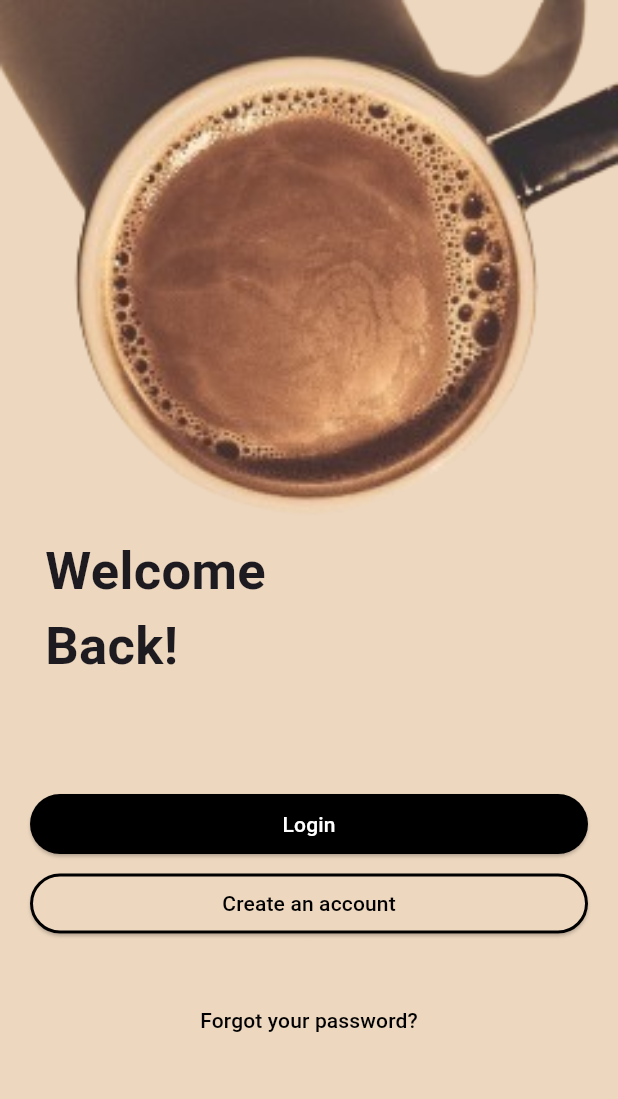
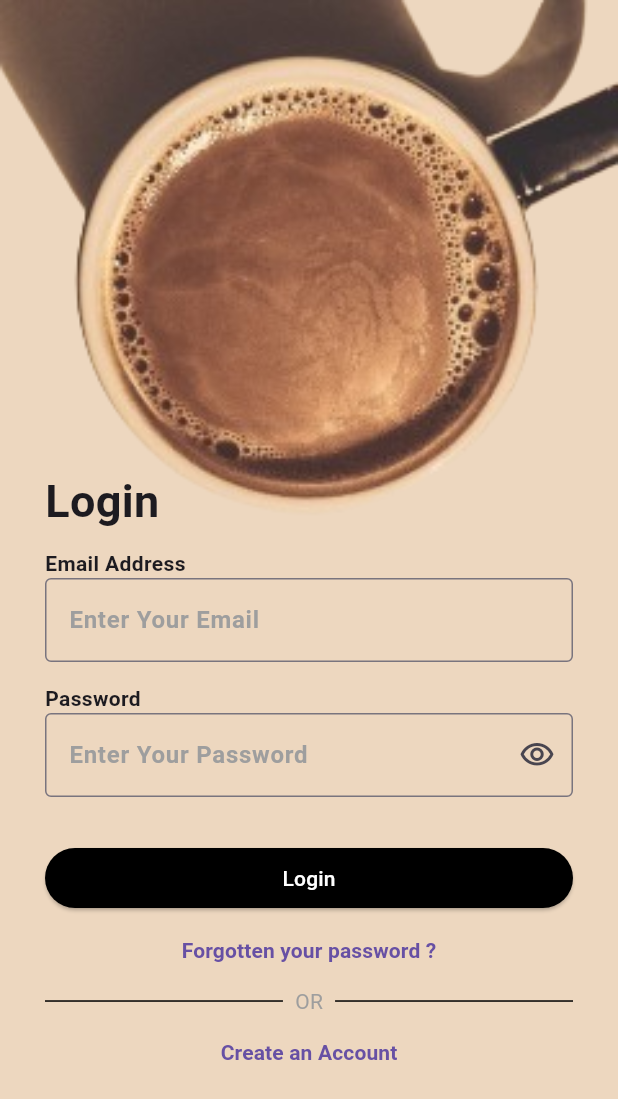
Before and after one commit to ikram-khani/coffee_shop, a Flutter app: the screen it shows after launch, after a tap on "SHOP NOW", after a tap on "Login", on a phone screen of 412 x 824 dp. Shown: the top 1099 px of the screen. Run offline on Flutter 3.47's test engine with Material 3 defaults, Android fonts, the phone set to English and light mode, and no system bars.

Commit message:
designing the login screen

```diff
--- a/lib/main.dart
+++ b/lib/main.dart
@@ -17,6 +17,18 @@ class MyApp extends StatelessWidget {
         scaffoldBackgroundColor: const Color.fromRGBO(237, 215, 191, 1),
         primaryColor: const Color.fromRGBO(35, 12, 2, 1),
         useMaterial3: true,
+        inputDecorationTheme: InputDecorationTheme(
+          border: OutlineInputBorder(
+            borderSide: BorderSide(
+              color: Theme.of(context).primaryColor,
+            ), // Set the border color to your primary color
+          ),
+          focusedBorder: OutlineInputBorder(
+            borderSide: BorderSide(
+              color: Theme.of(context).primaryColor,
+            ), // Set the focused border color to your primary color
+          ),
+        ),
       ),
       home: const LandingScreen(),
     );
--- a/lib/view/screens/login_screen.dart
+++ b/lib/view/screens/login_screen.dart
@@ -0,0 +1,218 @@
+import 'package:flutter/material.dart';
+import 'package:flutter/services.dart';
+
+import '../widgets/in_line_text.dart';
+
+class LoginScreen extends StatefulWidget {
+  const LoginScreen({super.key});
+
+  @override
+  State<LoginScreen> createState() => _LoginScreenState();
+}
+
+class _LoginScreenState extends State<LoginScreen> {
+  bool _obscureText = true; //initialy the password text is obscure
+  final TextEditingController _emailController = TextEditingController();
+  final TextEditingController _passwordController = TextEditingController();
+
+  @override
+  void dispose() {
+    _emailController.dispose();
+
+    _passwordController.dispose();
+    super.dispose();
+  }
+
+  @override
+  Widget build(BuildContext context) {
+    SystemChrome.setEnabledSystemUIMode(SystemUiMode.manual, overlays: []);
+    return Scaffold(
+      body: Column(
+        mainAxisAlignment: MainAxisAlignment.start,
+        crossAxisAlignment: CrossAxisAlignment.start,
+        children: [
+          Stack(
+            children: [
+              const Image(
+                fit: BoxFit.cover,
+                width: double.infinity,
+                image: AssetImage('assets/images/coffe_background.png'),
+              ),
+              Positioned(
+                left: 0,
+                bottom: 0,
+                child: Container(
+                  padding: const EdgeInsets.only(
+                    left: 30,
+                  ),
+                  child: const Text(
+                    'Login',
+                    style: TextStyle(fontWeight: FontWeight.bold, fontSize: 30),
+                  ),
+                ),
+              )
+            ],
+          ),
+          const SizedBox(
+            height: 10,
+          ),
+          Expanded(
+            child: SingleChildScrollView(
+              child: Center(
+                child: Container(
+                  padding:
+                      const EdgeInsets.only(bottom: 5, left: 30, right: 30),
+                  child: Column(
+                    mainAxisAlignment: MainAxisAlignment.end,
+                    children: [
+                      Form(
+                        child: Column(
+                          crossAxisAlignment: CrossAxisAlignment.start,
+                          mainAxisSize: MainAxisSize.min,
+                          children: [
+                            const Text(
+                              "Email Address",
+                              style: TextStyle(fontWeight: FontWeight.bold),
+                            ),
+                            TextFormField(
+                              controller: _emailController,
+                              decoration: const InputDecoration(
+                                hintText: 'Enter Your Email',
+                                hintStyle: TextStyle(
+                                  fontWeight: FontWeight.bold,
+                                  color: Colors.grey,
+                                ),
+                              ),
+                              keyboardType: TextInputType.emailAddress,
+                              autocorrect: false,
+                              textCapitalization: TextCapitalization.none,
+                              validator: (value) {
+                                if (value == null ||
+                                    value.trim().isEmpty ||
+                                    !value.contains('@')) {
+                                  return 'Please enter a valid email address.';
+                                }
+                                return null;
+                              },
+                            ),
+                            const SizedBox(
+                              height: 14,
+                            ),
+                            const Text(
+                              "Password",
+                              style: TextStyle(fontWeight: FontWeight.bold),
+                            ),
+                            TextFormField(
+                              controller: _passwordController,
+                              decoration: InputDecoration(
+                                hintText: 'Enter Your Password',
+                                hintStyle: const TextStyle(
+                                  fontWeight: FontWeight.bold,
+                                  color: Colors.grey,
+                                ),
+                                suffixIcon: IconButton(
+                                  onPressed: () {
+                                    setState(() {
+                                      _obscureText = !_obscureText;
+                                    });
+                                  },
+                                  icon: Icon(
+                                    _obscureText
+                                        ? Icons.visibility_outlined
+                                        : Icons.visibility_off_outlined,
+                                  ),
+                                ),
+                              ),
+                              obscureText: _obscureText,
+                              validator: (value) {
+                                if (value == null || value.trim().length < 6) {
+                                  return 'Password must be atleast 6 character long.';
+                                }
+                                return null;
+                              },
+                            ),
+                          ],
+                        ),
+                      ),
+                      const SizedBox(
+                        height: 30,
+                      ),
+                      SizedBox(
+                        width: double.infinity,
+                        child: ElevatedButton(
+                          onPressed: () {
+                            // Navigator.of(context).pushReplacement(
+                            //   MaterialPageRoute(
+                            //     builder: (context) => const WelcomeScreen(),
+                            //   ),
+                            // );
+                          },
+                          style: ElevatedButton.styleFrom(
+                            backgroundColor: Colors.black,
+                            shape: RoundedRectangleBorder(
+                              borderRadius: BorderRadius.circular(20),
+                            ),
+                          ),
+                          child: const Text(
+                            'Login',
+                            style: TextStyle(color: Colors.white),
+                          ),
+                        ),
+                      ),
+                      TextButton(
+                        onPressed: () {
+                          // Navigator.of(context).push(
+                          //   MaterialPageRoute(
+                          //     builder: (context) =>
+                          //         const ResetPasswordScreen(),
+                          //   ),
+                          // );
+                        },
+                        child: const Text(
+                          'Forgotten your password ?',
+                          style: TextStyle(fontWeight: FontWeight.bold),
+                        ),
+                      ),
+                      const InLineText(
+                        text: 'OR',
+                      ),
+                      TextButton(
+                        onPressed: () async {
+                          // setState(() {
+                          //   isNavigationLoading = true;
+                          // });
+                          // await Navigator.of(context).push(
+                          //   MaterialPageRoute(
+                          //     builder: (context) => const SignUpScreen(),
+                          //   ),
+                          // );
+                          _emailController.clear();
+                          _passwordController.clear();
+                          // setState(() {
+                          //   isNavigationLoading = false;
+                          // });
+                        },
+                        child:
+                            //isNavigationLoading
+                            //     ? const Center(
+                            //         child: CircularProgressIndicator(),
+                            //       )
+                            //     :
+                            const Text(
+                          'Create an Account',
+                          style: TextStyle(
+                            fontWeight: FontWeight.bold,
+                          ),
+                        ),
+                      ),
+                    ],
+                  ),
+                ),
+              ),
+            ),
+          ),
+        ],
+      ),
+    );
+  }
+}
--- a/lib/view/screens/welcome_screen.dart
+++ b/lib/view/screens/welcome_screen.dart
@@ -1,3 +1,4 @@
+import 'package:coffee_shop/view/screens/login_screen.dart';
 import 'package:flutter/material.dart';
 import 'package:flutter/services.dart';
 
@@ -40,7 +41,7 @@ class WelcomeScreen extends StatelessWidget {
                       onPressed: () {
                         Navigator.of(context).pushReplacement(
                           MaterialPageRoute(
-                            builder: (context) => const WelcomeScreen(),
+                            builder: (context) => const LoginScreen(),
                           ),
                         );
                       },
@@ -64,11 +65,11 @@ class WelcomeScreen extends StatelessWidget {
                     width: double.infinity,
                     child: ElevatedButton(
                       onPressed: () {
-                        Navigator.of(context).pushReplacement(
-                          MaterialPageRoute(
-                            builder: (context) => const WelcomeScreen(),
-                          ),
-                        );
+                        // Navigator.of(context).pushReplacement(
+                        //   MaterialPageRoute(
+                        //     builder: (context) => const WelcomeScreen(),
+                        //   ),
+                        // );
                       },
                       style: ElevatedButton.styleFrom(
                         backgroundColor:
--- /dev/null
+++ b/lib/view/widgets/in_line_text.dart
@@ -0,0 +1,33 @@
+import 'package:flutter/material.dart';
+
+class InLineText extends StatelessWidget {
+  const InLineText({required this.text, super.key});
+  final String text;
+
+  @override
+  Widget build(BuildContext context) {
+    return Row(
+      mainAxisAlignment: MainAxisAlignment.center,
+      children: [
+        Expanded(
+          child: Container(
+            margin: const EdgeInsets.only(right: 8),
+            height: 1,
+            color: Colors.black,
+          ),
+        ),
+        Text(
+          text,
+          style: const TextStyle(color: Colors.grey),
+        ),
+        Expanded(
+          child: Container(
+            margin: const EdgeInsets.only(left: 8),
+            height: 1,
+            color: Colors.black,
+          ),
+        ),
+      ],
+    );
+  }
+}
```
